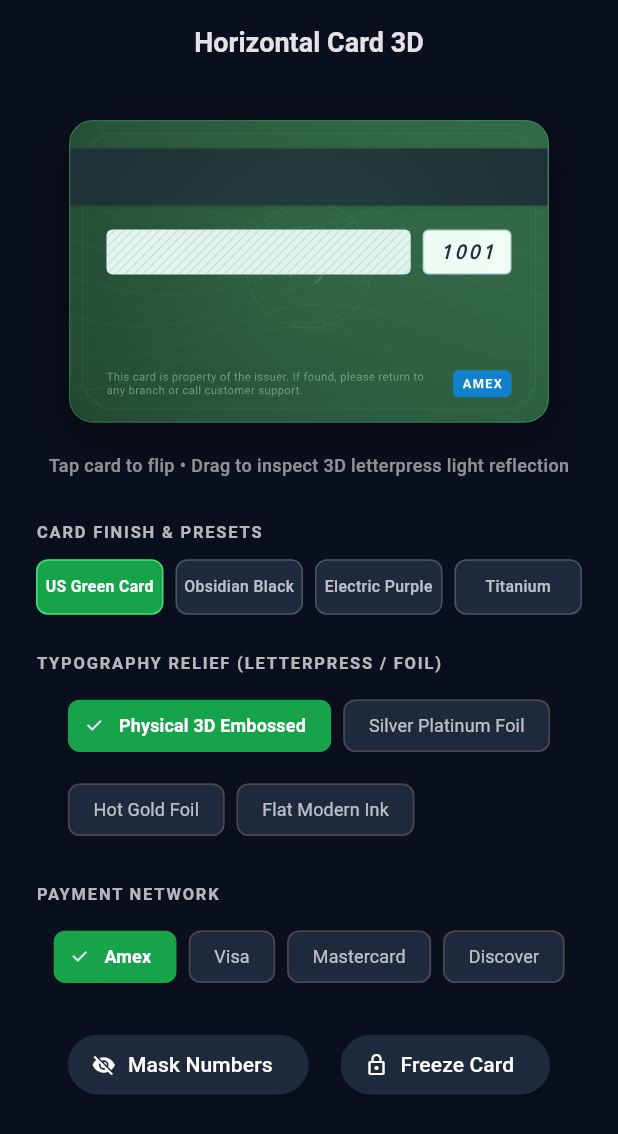
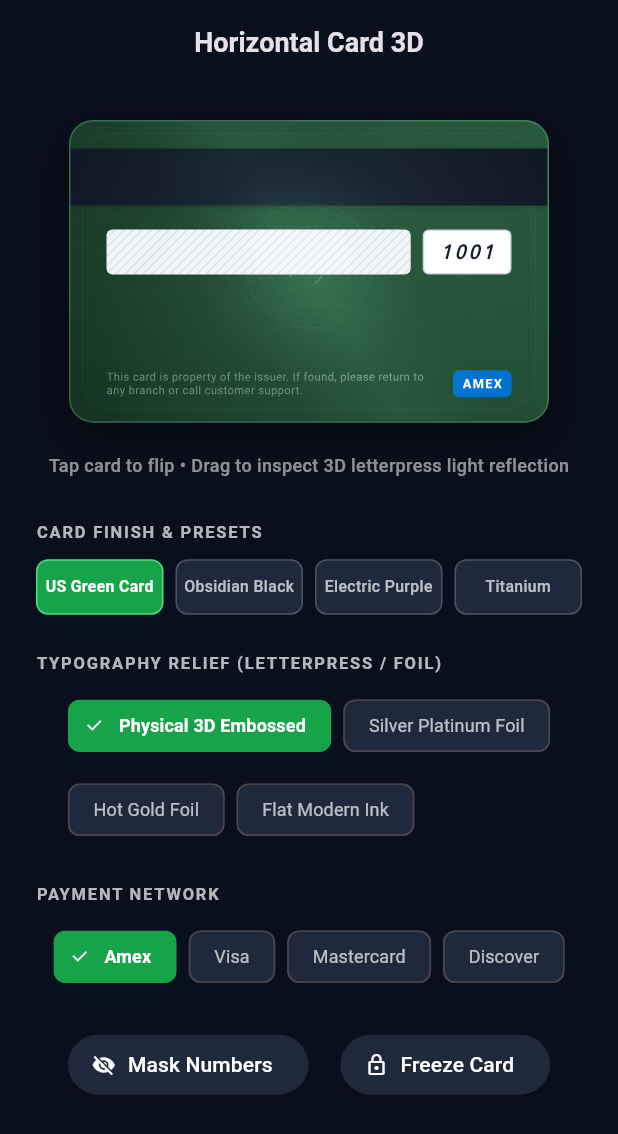
Before and after one commit to ClevesDev/horizontal_credit_card, a Flutter app: the screen it shows after launch, after a tap on "AMERICAN EXPRESS", on a phone screen of 412 x 824 dp. Shown: the top 1134 px of the screen. Run offline on Flutter 3.47's test engine with Material 3 defaults, Android fonts, the phone set to English and light mode, and no system bars.

Commit message:
fix: eliminate specular fog wash and motion ghosting on 3D letterpress text

```diff
--- a/lib/src/painters/horizontal_guilloche_painter.dart
+++ b/lib/src/painters/horizontal_guilloche_painter.dart
@@ -13,8 +13,8 @@
 
   /// Creates a [HorizontalGuillochePainter].
   const HorizontalGuillochePainter({
-    this.primaryColor = const Color(0x1A86EFAC),
-    this.accentColor = const Color(0x2286EFAC),
+    this.primaryColor = const Color(0x0E86EFAC),
+    this.accentColor = const Color(0x1586EFAC),
   });
 
   @override
--- a/lib/src/painters/horizontal_specular_glare_painter.dart
+++ b/lib/src/painters/horizontal_specular_glare_painter.dart
@@ -1,8 +1,7 @@
-import 'dart:math' as math;
 import 'package:flutter/material.dart';
 
-/// Renders a dynamic specular lighting reflection that sweeps across the
-/// landscape card surface according to the 3D tilt coordinates.
+/// Renders a dynamic, realistic specular lighting reflection that glides across
+/// the card surface according to 3D tilt coordinates using hardware screen/overlay blending.
 class HorizontalSpecularGlarePainter extends CustomPainter {
   /// The current X-axis tilt coordinate (-1.0 to 1.0).
   final double tiltX;
@@ -32,29 +31,53 @@
     final rrect = borderRadius.toRRect(rect);
     canvas.clipRRect(rrect);
 
-    // Calculate light source focal center
-    final centerX = size.width * (0.5 - tiltY * 0.4);
-    final centerY = size.height * (0.5 + tiltX * 0.4);
-    final radius = math.max(size.width, size.height) * 0.85;
+    final w = size.width;
+    final h = size.height;
 
-    final paint = Paint()
+    // Light focal center glides opposite to tilt deflection
+    final lightCenterX = w * 0.5 - (tiltY * w * 0.7);
+    final lightCenterY = h * 0.5 + (tiltX * h * 0.7);
+
+    // 1. Soft Ambient Radial Light Sheen (BlendMode.screen preserves contrast)
+    final radialPaint = Paint()
       ..shader = RadialGradient(
         center: Alignment(
-          (centerX / size.width) * 2 - 1,
-          (centerY / size.height) * 2 - 1,
+          ((lightCenterX / w) * 2 - 1).clamp(-1.2, 1.2),
+          ((lightCenterY / h) * 2 - 1).clamp(-1.2, 1.2),
         ),
-        radius: 0.9,
+        radius: 0.85,
         colors: [
-          glareColor,
+          glareColor.withValues(alpha: 0.18),
+          glareColor.withValues(alpha: 0.06),
           glareColor.withValues(alpha: 0.0),
         ],
-        stops: const [0.0, 1.0],
-      ).createShader(Rect.fromCircle(
-        center: Offset(centerX, centerY),
-        radius: radius,
-      ));
+        stops: const [0.0, 0.45, 1.0],
+      ).createShader(rect)
+      ..blendMode = BlendMode.screen;
 
-    canvas.drawRect(rect, paint);
+    canvas.drawRect(rect, radialPaint);
+
+    // 2. Diagonal Specular Flare Streak (Sleek light gleam across landscape card)
+    final streakPaint = Paint()
+      ..shader = LinearGradient(
+        begin: Alignment(
+          -1.0 + (tiltY * 1.5),
+          -1.0 - (tiltX * 1.5),
+        ),
+        end: Alignment(
+          1.0 + (tiltY * 1.5),
+          1.0 - (tiltX * 1.5),
+        ),
+        colors: [
+          Colors.white.withValues(alpha: 0.0),
+          Colors.white.withValues(alpha: 0.14),
+          Colors.white.withValues(alpha: 0.0),
+        ],
+        stops: const [0.35, 0.50, 0.65],
+      ).createShader(rect)
+      ..blendMode = BlendMode.overlay;
+
+    canvas.drawRect(rect, streakPaint);
   }
 
   @override
--- a/lib/src/widgets/horizontal_card.dart
+++ b/lib/src/widgets/horizontal_card.dart
@@ -225,10 +225,10 @@
         // 3D perspective rotation matrix
         final angle = _flipAnimation.value * math.pi;
         final transform = Matrix4.identity()
-          ..setEntry(3, 2, 0.0015)
+          ..setEntry(3, 2, 0.0010)
           ..rotateY(angle)
-          ..rotateX(-activeTiltX * 0.18)
-          ..rotateY(activeTiltY * 0.22);
+          ..rotateX(-activeTiltX * 0.16)
+          ..rotateY(activeTiltY * 0.20);
 
         return Listener(
           onPointerMove: (e) => _onPointerMove(e, cardSize),
--- a/lib/src/widgets/horizontal_card_front.dart
+++ b/lib/src/widgets/horizontal_card_front.dart
@@ -238,8 +238,7 @@
     );
   }
 
-  /// Calculates tactile chiseled bevel shadows and physical relief based on finish
-  /// and interactive gyroscopic 3D tilt coordinates.
+  /// Calculates tactile chiseled bevel shadows and physical relief based on finish.
   List<Shadow> _getTextShadows(
     CardTextFinish finish,
     Color baseTextColor,
@@ -249,66 +248,63 @@
     switch (finish) {
       case CardTextFinish.embossed:
         // Physical 3D Letterpress Embossed Relief:
-        // Upper-left specular bevel catches light dynamically based on tilt;
-        // lower-right cast shadow creates tangible depth punched from behind.
-        final specularAlpha = (0.75 + (tiltX * 0.2)).clamp(0.4, 0.95);
-        final shadowAlpha = (0.85 - (tiltX * 0.1)).clamp(0.6, 0.95);
-
-        return [
-          // Specular Bevel Highlight (Top-Left)
+        // Razor-sharp upper-left bevel highlight and crisp lower-right cavity shadow.
+        // Fixed offsets prevent jitter/ghosting during 3D card tilt.
+        return const [
+          // Crisp specular bevel highlight on upper-left edge
           Shadow(
-            color: Colors.white.withValues(alpha: specularAlpha),
-            offset: Offset(-1.2 - (tiltX * 0.4), -1.2 - (tiltY * 0.4)),
-            blurRadius: 1.0,
+            color: Color(0xD0FFFFFF),
+            offset: Offset(-0.8, -0.8),
+            blurRadius: 0.0,
           ),
-          // Deep Physical Cavity Drop Shadow (Bottom-Right)
+          // Deep physical cavity drop shadow on lower-right edge
           Shadow(
-            color: Colors.black.withValues(alpha: shadowAlpha),
-            offset: Offset(1.6 - (tiltX * 0.4), 1.8 - (tiltY * 0.4)),
-            blurRadius: 2.0,
+            color: Color(0xDE000000),
+            offset: Offset(1.2, 1.4),
+            blurRadius: 0.8,
           ),
-          // Intermediate Chisel Edge Extrusion
+          // Subtle ambient depth shadow
           Shadow(
-            color: Colors.black.withValues(alpha: 0.45),
-            offset: const Offset(0.5, 0.8),
-            blurRadius: 0.5,
+            color: Color(0x66000000),
+            offset: Offset(0.4, 0.6),
+            blurRadius: 0.0,
           ),
         ];
 
       case CardTextFinish.goldFoil:
-        return [
+        return const [
           Shadow(
-            color: const Color(0xFFFFE082).withValues(alpha: 0.6),
-            offset: Offset(-0.8 - (tiltX * 0.3), -0.8 - (tiltY * 0.3)),
-            blurRadius: 1.2,
+            color: Color(0x99FFE082),
+            offset: Offset(-0.8, -0.8),
+            blurRadius: 0.5,
           ),
           Shadow(
-            color: Colors.black.withValues(alpha: 0.65),
-            offset: const Offset(1.2, 1.4),
-            blurRadius: 2.0,
+            color: Color(0xAA000000),
+            offset: Offset(1.0, 1.2),
+            blurRadius: 1.0,
           ),
         ];
 
       case CardTextFinish.silverFoil:
-        return [
+        return const [
           Shadow(
-            color: Colors.white.withValues(alpha: 0.7),
-            offset: Offset(-0.8 - (tiltX * 0.3), -0.8 - (tiltY * 0.3)),
-            blurRadius: 1.2,
+            color: Color(0xB3FFFFFF),
+            offset: Offset(-0.8, -0.8),
+            blurRadius: 0.5,
           ),
           Shadow(
-            color: Colors.black.withValues(alpha: 0.65),
-            offset: const Offset(1.2, 1.4),
-            blurRadius: 2.0,
+            color: Color(0xAA000000),
+            offset: Offset(1.0, 1.2),
+            blurRadius: 1.0,
           ),
         ];
 
       case CardTextFinish.flat:
-        return [
+        return const [
           Shadow(
-            color: Colors.black.withValues(alpha: 0.35),
-            offset: const Offset(0, 1.2),
-            blurRadius: 2.0,
+            color: Color(0x59000000),
+            offset: Offset(0, 1.0),
+            blurRadius: 1.5,
           ),
         ];
     }
```
